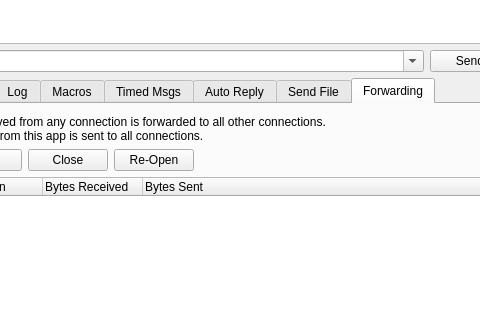
The window that src/mainwindow.ui (noedigcode/SimpleSerial) describes before a commit, drawn with Qt 5; both pictures show x 82 to 562 and y 324 to 644 of the 678 by 807 pixel window.
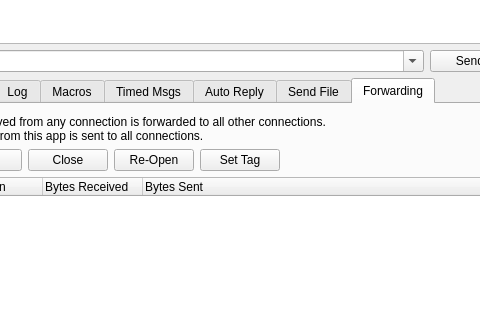
The same window after the commit. Icons and pictures are not drawn. Custom widgets are drawn as their Qt base class.

Commit message: Add button to forwarding tab to set a tag for each connection.

What changed in the file:
```diff
--- a/src/mainwindow.ui
+++ b/src/mainwindow.ui
@@ -1297,6 +1297,13 @@
                 </property>
                </widget>
               </item>
+              <item>
+               <widget class="QPushButton" name="pushButton_forward_setTag">
+                <property name="text">
+                 <string>Set Tag</string>
+                </property>
+               </widget>
+              </item>
               <item>
                <spacer name="horizontalSpacer_22">
                 <property name="orientation">
```
Left out of the diff: 96 changed lines with no effect on the pictures. The commit also changes 2 other files.
